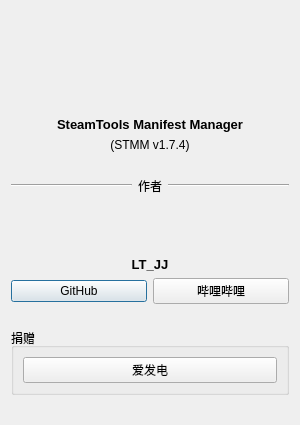
Qt form aboutdialog.ui (LTJJer/SteamTools-Manifest-Manager) before a commit.
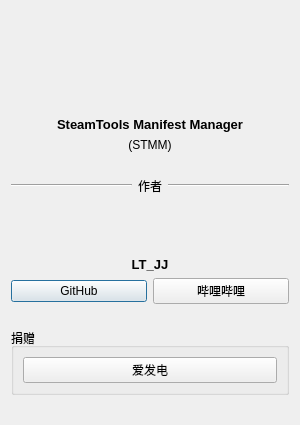
The same form after that commit. Icons and pictures are not drawn.

Diff of the .ui file:
```diff
--- a/aboutdialog.ui
+++ b/aboutdialog.ui
@@ -70,7 +70,7 @@
      <item>
       <widget class="QLabel" name="label_6">
        <property name="text">
-        <string>(STMM v1.7.4)</string>
+        <string>(STMM)</string>
        </property>
        <property name="alignment">
         <set>Qt::AlignmentFlag::AlignCenter</set>
```
Left out of the diff: 2 changed lines with no effect on the pictures.
